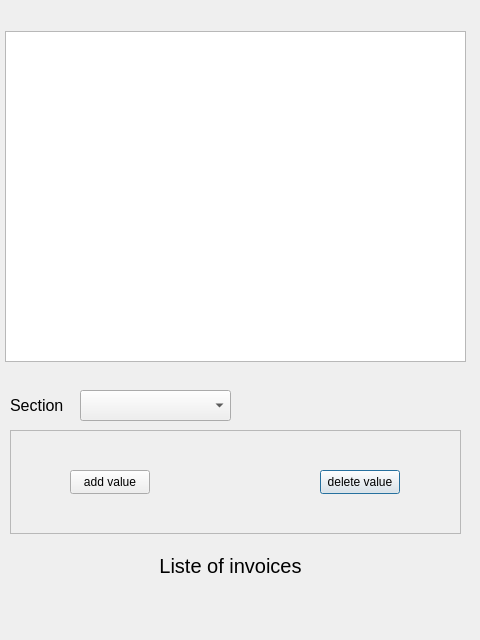
Qt form logiComptaProject/invoiceslist.ui (ffillouxdev/LogiCompta) before a commit.
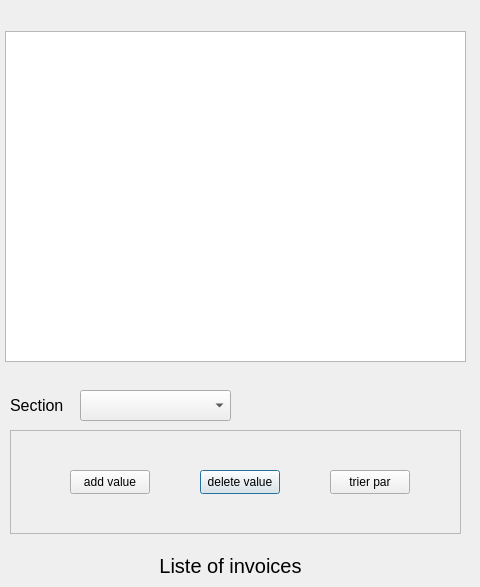
The same form after that commit.

```diff
--- a/logiComptaProject/invoiceslist.ui
+++ b/logiComptaProject/invoiceslist.ui
@@ -7,7 +7,7 @@
     <x>0</x>
     <y>0</y>
     <width>480</width>
-    <height>640</height>
+    <height>587</height>
    </rect>
   </property>
   <property name="maximumSize">
@@ -112,7 +112,7 @@
    <widget class="QPushButton" name="DeleteValueButton">
     <property name="geometry">
      <rect>
-      <x>310</x>
+      <x>190</x>
       <y>40</y>
       <width>80</width>
       <height>24</height>
@@ -135,6 +135,19 @@
      <string>add value</string>
     </property>
    </widget>
+   <widget class="QPushButton" name="OrderByValueButton">
+    <property name="geometry">
+     <rect>
+      <x>320</x>
+      <y>40</y>
+      <width>80</width>
+      <height>24</height>
+     </rect>
+    </property>
+    <property name="text">
+     <string>trier par</string>
+    </property>
+   </widget>
   </widget>
  </widget>
  <resources/>
```
